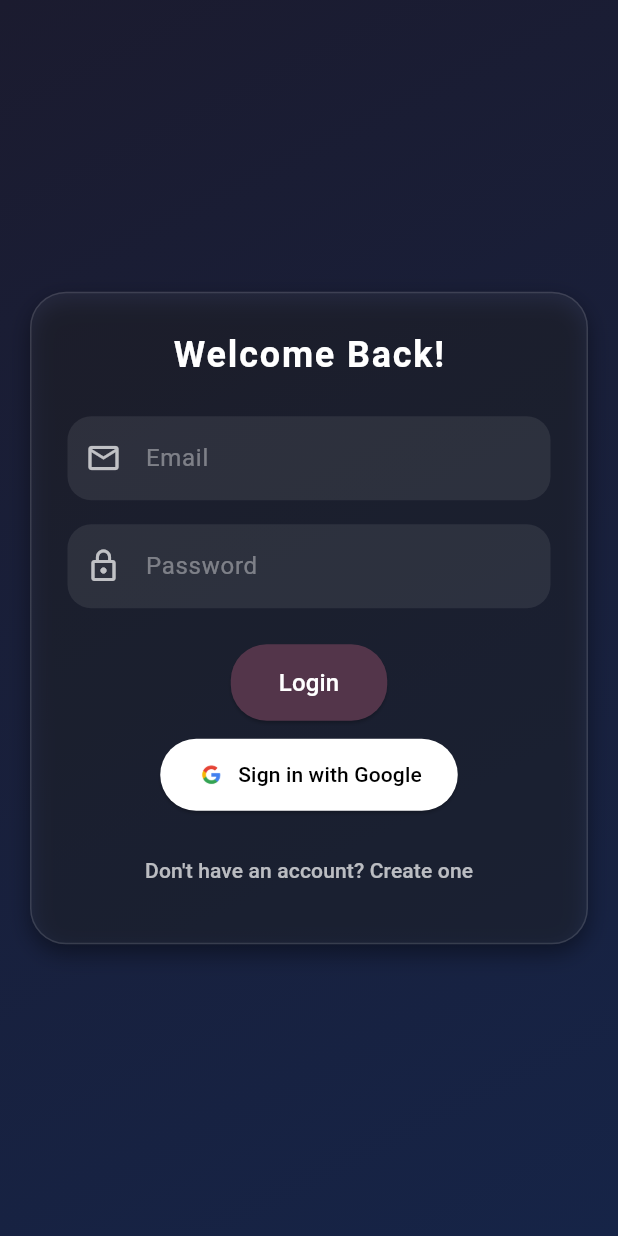
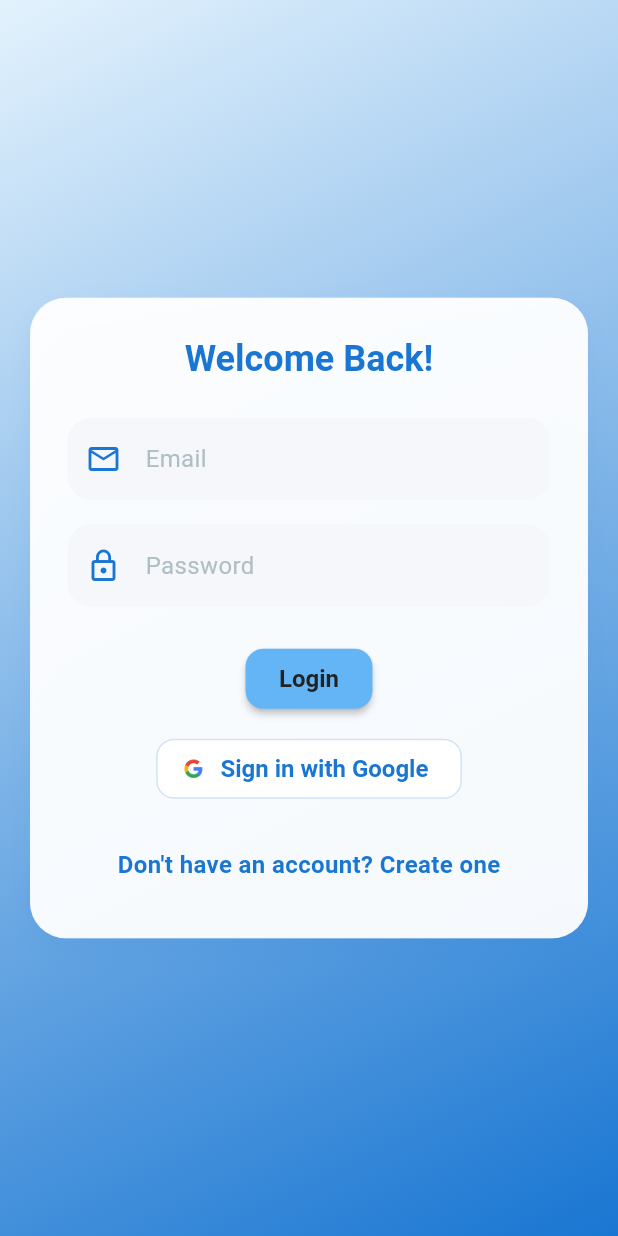
Before and after one commit to benaronow/gameparrot_frontend, a Flutter app: the screen it shows after launch, after a tap on "Sign in with Google", on a phone screen of 412 x 824 dp. Run offline on Flutter 3.47's test engine with Material 3 defaults, Android fonts, the phone set to English and light mode, and no system bars; our stand-ins replace firebase_auth, firebase_core, flutter_dotenv, google_sign_in; accounts and stored records are empty; network calls fail.

Commit message:
theme updates, reduced errors

```diff
--- a/lib/auth/auth.dart
+++ b/lib/auth/auth.dart
@@ -1,4 +1,5 @@
 import 'package:flutter/material.dart';
+import 'package:gameparrot/theme.dart';
 import 'package:gameparrot/providers/auth_provider.dart';
 import 'package:provider/provider.dart';
 
@@ -23,6 +24,7 @@ class _AuthScreenState extends State<AuthScreen> {
   @override
   Widget build(BuildContext context) {
     final authProvider = Provider.of<FirebaseAuthProvider>(context);
+    final theme = Theme.of(context);
 
     return Scaffold(
       body: Container(
@@ -30,7 +32,7 @@ class _AuthScreenState extends State<AuthScreen> {
         height: double.infinity,
         decoration: const BoxDecoration(
           gradient: LinearGradient(
-            colors: [Color(0xFF1B1B2F), Color(0xFF162447)],
+            colors: [AppColors.lightBlue, AppColors.primaryBlue],
             begin: Alignment.topLeft,
             end: Alignment.bottomRight,
           ),
@@ -42,14 +44,14 @@ class _AuthScreenState extends State<AuthScreen> {
               padding: const EdgeInsets.all(24),
               constraints: const BoxConstraints(maxWidth: 400),
               decoration: BoxDecoration(
-                color: Colors.white.withOpacity(0.05),
+                color: AppColors.white.withOpacity(0.95),
                 borderRadius: BorderRadius.circular(24),
-                border: Border.all(color: Colors.white12),
+                border: Border.all(color: AppColors.gray.withOpacity(0.5)),
                 boxShadow: [
                   BoxShadow(
-                    color: Colors.black.withOpacity(0.4),
-                    blurRadius: 12,
-                    offset: const Offset(0, 6),
+                    color: AppColors.primaryBlue.withOpacity(0.08),
+                    blurRadius: 16,
+                    offset: const Offset(0, 8),
                   ),
                 ],
               ),
@@ -58,18 +60,15 @@ class _AuthScreenState extends State<AuthScreen> {
                 children: [
                   Text(
                     isLogin ? 'Welcome Back!' : 'Create Account',
-                    style: const TextStyle(
-                      fontSize: 24,
-                      fontWeight: FontWeight.bold,
-                      color: Colors.white,
-                      letterSpacing: 1.2,
-                    ),
+                    style: theme.textTheme.headlineMedium,
                   ),
                   const SizedBox(height: 24),
                   if (authProvider.errorMessage != null) ...[
                     Text(
                       authProvider.errorMessage!,
-                      style: const TextStyle(color: Colors.redAccent),
+                      style: theme.textTheme.bodyMedium!.copyWith(
+                        color: Colors.red,
+                      ),
                     ),
                     const SizedBox(height: 12),
                   ],
@@ -87,40 +86,25 @@ class _AuthScreenState extends State<AuthScreen> {
                   ),
                   const SizedBox(height: 24),
                   authProvider.isLoading
-                      ? const CircularProgressIndicator(color: Colors.white)
+                      ? CircularProgressIndicator(
+                          color: theme.colorScheme.primary,
+                        )
                       : ElevatedButton(
-                          style: ElevatedButton.styleFrom(
-                            foregroundColor: Colors.white,
-                            backgroundColor: const Color(0xFF53354A),
-                            padding: const EdgeInsets.symmetric(
-                              horizontal: 32,
-                              vertical: 14,
-                            ),
-                            shape: RoundedRectangleBorder(
-                              borderRadius: BorderRadius.circular(24),
-                            ),
-                          ),
                           onPressed: () => authProvider.login(
                             isLogin,
                             _emailController.text.trim(),
                             _passwordController.text.trim(),
                           ),
-                          child: Text(
-                            isLogin ? 'Login' : 'Create Account',
-                            style: const TextStyle(fontSize: 16),
-                          ),
+                          child: Text(isLogin ? 'Login' : 'Create Account'),
                         ),
                   const SizedBox(height: 12),
                   ElevatedButton.icon(
                     style: ElevatedButton.styleFrom(
-                      foregroundColor: Colors.black,
-                      backgroundColor: Colors.white,
-                      padding: const EdgeInsets.symmetric(
-                        horizontal: 24,
-                        vertical: 14,
-                      ),
-                      shape: RoundedRectangleBorder(
-                        borderRadius: BorderRadius.circular(24),
+                      backgroundColor: AppColors.white,
+                      foregroundColor: AppColors.primaryBlue,
+                      elevation: 0,
+                      side: BorderSide(
+                        color: AppColors.primaryBlue.withOpacity(0.2),
                       ),
                     ),
                     onPressed: () async {
@@ -133,10 +117,7 @@ class _AuthScreenState extends State<AuthScreen> {
                         print('Login failed: $e');
                       }
                     },
-                    icon: Image.asset(
-                      'assets/google.png', // Add this asset to your project
-                      height: 20,
-                    ),
+                    icon: Image.asset('assets/google.png', height: 20),
                     label: const Text('Sign in with Google'),
                   ),
                   const SizedBox(height: 16),
@@ -149,9 +130,9 @@ class _AuthScreenState extends State<AuthScreen> {
                       isLogin
                           ? 'Don\'t have an account? Create one'
                           : 'Already have an account? Login',
-                      style: const TextStyle(
-                        color: Colors.white70,
-                        fontWeight: FontWeight.w500,
+                      style: theme.textTheme.bodyMedium!.copyWith(
+                        color: theme.colorScheme.primary,
+                        fontWeight: FontWeight.bold,
                       ),
                     ),
                   ),
@@ -170,16 +151,19 @@ class _AuthScreenState extends State<AuthScreen> {
     required IconData icon,
     bool obscure = false,
   }) {
+    final theme = Theme.of(context);
     return TextField(
       controller: controller,
       obscureText: obscure,
-      style: const TextStyle(color: Colors.white),
+      style: theme.textTheme.bodyMedium,
       decoration: InputDecoration(
-        prefixIcon: Icon(icon, color: Colors.white70),
+        prefixIcon: Icon(icon, color: theme.colorScheme.primary),
         hintText: hint,
-        hintStyle: const TextStyle(color: Colors.white38),
+        hintStyle: theme.textTheme.bodyMedium!.copyWith(
+          color: AppColors.darkGray,
+        ),
         filled: true,
-        fillColor: Colors.white.withOpacity(0.08),
+        fillColor: AppColors.gray,
         border: OutlineInputBorder(
           borderRadius: BorderRadius.circular(16),
           borderSide: BorderSide.none,
--- a/lib/home/message_input.dart
+++ b/lib/home/message_input.dart
@@ -56,7 +56,6 @@ class _MessageInputState extends State<MessageInput> {
               onChanged: (text) =>
                   setState(() => isComposing = text.trim().isNotEmpty),
               onSubmitted: (_) => _handleSubmitted(),
-              style: TextStyle(color: widget.textColor),
               decoration: InputDecoration(
                 contentPadding: const EdgeInsets.symmetric(
                   horizontal: 16,
--- a/lib/main.dart
+++ b/lib/main.dart
@@ -6,6 +6,7 @@ import 'package:gameparrot/providers/home_provider.dart';
 import 'package:gameparrot/providers/auth_provider.dart';
 import 'package:gameparrot/home/home.dart';
 import 'package:gameparrot/providers/users_provider.dart';
+import 'package:gameparrot/theme.dart';
 import 'package:web_socket_channel/web_socket_channel.dart';
 import 'package:provider/provider.dart';
 import 'package:flutter_dotenv/flutter_dotenv.dart';
@@ -69,6 +70,7 @@ class _MyAppState extends State<App> {
     final authProvider = Provider.of<FirebaseAuthProvider>(context);
 
     return MaterialApp(
+      theme: appTheme,
       home: authProvider.uid == null
           ? AuthScreen()
           : Builder(
--- a/lib/providers/auth_provider.dart
+++ b/lib/providers/auth_provider.dart
@@ -46,26 +46,38 @@ class FirebaseAuthProvider extends ChangeNotifier {
   }
 
   Future<UserCredential> googleLogin() async {
-    // Trigger the authentication flow
-    final GoogleSignInAccount? googleUser = await GoogleSignIn(
+    if (kIsWeb) {
+      // Web sign-in
+      final GoogleAuthProvider authProvider = GoogleAuthProvider();
+      final userCredential = await FirebaseAuth.instance.signInWithPopup(
+        authProvider,
+      );
+      final user = FirebaseAuth.instance.currentUser;
+      if (user != null) {
+        _uid = user.uid;
+        final idToken = await user.getIdToken();
+        await http.post(
+          Uri.parse('http://localhost:8080/register'),
+          headers: {'Content-Type': 'application/json'},
+          body: jsonEncode({'idToken': idToken}),
+        );
+        notifyListeners();
+      }
+      return userCredential;
+    } else {
+      // Mobile (iOS/Android) sign-in
+      final googleSignIn = GoogleSignIn.instance;
+      await googleSignIn.initialize(
         clientId: kIsWeb ? dotenv.env['WEB_OAUTH_CLIENT'] : null,
-    ).signIn();
-
+      );
+      final GoogleSignInAccount? googleUser = await googleSignIn.authenticate();
       if (googleUser == null) {
         throw Exception("Google Sign-In aborted");
       }
-
-    // Obtain the auth details from the request
-    final GoogleSignInAuthentication googleAuth =
-        await googleUser.authentication;
-
-    // Create a new credential
+      final googleAuth = await googleUser.authentication;
       final credential = GoogleAuthProvider.credential(
-      accessToken: googleAuth.accessToken,
         idToken: googleAuth.idToken,
       );
-
-    // Sign in to Firebase with the Google credentials
       final userCredential = await FirebaseAuth.instance.signInWithCredential(
         credential,
       );
@@ -80,8 +92,8 @@ class FirebaseAuthProvider extends ChangeNotifier {
         );
         notifyListeners();
       }
-
       return userCredential;
+    }
   }
 
   Future<void> logout() async {
--- /dev/null
+++ b/lib/theme.dart
@@ -0,0 +1,98 @@
+import 'package:flutter/material.dart';
+
+class AppColors {
+  static const Color primaryBlue = Color(0xFF1976D2);
+  static const Color accentBlue = Color(0xFF64B5F6);
+  static const Color lightBlue = Color(0xFFE3F2FD);
+  static const Color white = Colors.white;
+  static const Color gray = Color(0xFFF5F7FA);
+  static const Color darkGray = Color(0xFFB0BEC5);
+  static const Color bubbleMe = primaryBlue;
+  static const Color bubbleOther = lightBlue;
+  static const Color background = white;
+  static const Color textPrimary = Color(0xFF222222);
+  static const Color textOnPrimary = white;
+  static const Color textOnBubbleOther = Color(0xFF222222);
+}
+
+final ThemeData appTheme = ThemeData(
+  colorScheme: ColorScheme.fromSeed(
+    seedColor: AppColors.primaryBlue,
+    brightness: Brightness.light,
+    primary: AppColors.primaryBlue,
+    secondary: AppColors.accentBlue,
+    background: AppColors.background,
+    surface: AppColors.gray,
+    onPrimary: AppColors.textOnPrimary,
+    onSecondary: AppColors.textPrimary,
+    onBackground: AppColors.textPrimary,
+    onSurface: AppColors.textPrimary,
+  ),
+  scaffoldBackgroundColor: AppColors.background,
+  appBarTheme: const AppBarTheme(
+    backgroundColor: AppColors.primaryBlue,
+    foregroundColor: AppColors.textOnPrimary,
+    elevation: 2,
+    titleTextStyle: TextStyle(
+      fontSize: 22,
+      fontWeight: FontWeight.bold,
+      color: AppColors.textOnPrimary,
+    ),
+  ),
+  textTheme: const TextTheme(
+    headlineLarge: TextStyle(
+      fontSize: 32,
+      fontWeight: FontWeight.bold,
+      color: AppColors.primaryBlue,
+    ),
+    headlineMedium: TextStyle(
+      fontSize: 24,
+      fontWeight: FontWeight.bold,
+      color: AppColors.primaryBlue,
+    ),
+    bodyLarge: TextStyle(fontSize: 18, color: AppColors.textPrimary),
+    bodyMedium: TextStyle(fontSize: 16, color: AppColors.textPrimary),
+    labelLarge: TextStyle(
+      fontSize: 16,
+      fontWeight: FontWeight.w600,
+      color: AppColors.primaryBlue,
+    ),
+  ),
+  elevatedButtonTheme: ElevatedButtonThemeData(
+    style: ElevatedButton.styleFrom(
+      backgroundColor: AppColors.accentBlue,
+      foregroundColor: AppColors.textPrimary,
+      textStyle: const TextStyle(fontWeight: FontWeight.bold, fontSize: 16),
+      shape: const RoundedRectangleBorder(
+        borderRadius: BorderRadius.all(Radius.circular(12)),
+      ),
+      elevation: 2,
+    ),
+  ),
+  inputDecorationTheme: const InputDecorationTheme(
+    filled: true,
+    fillColor: AppColors.gray,
+    border: OutlineInputBorder(
+      borderRadius: BorderRadius.all(Radius.circular(12)),
+    ),
+    focusedBorder: OutlineInputBorder(
+      borderSide: BorderSide(color: AppColors.primaryBlue, width: 2),
+      borderRadius: BorderRadius.all(Radius.circular(12)),
+    ),
+    labelStyle: TextStyle(color: AppColors.primaryBlue),
+  ),
+  cardTheme: const CardThemeData(
+    color: AppColors.white,
+    elevation: 3,
+    margin: EdgeInsets.symmetric(vertical: 8, horizontal: 12),
+    shape: RoundedRectangleBorder(
+      borderRadius: BorderRadius.all(Radius.circular(16)),
+    ),
+  ),
+  floatingActionButtonTheme: const FloatingActionButtonThemeData(
+    backgroundColor: AppColors.accentBlue,
+    foregroundColor: AppColors.textPrimary,
+    elevation: 3,
+  ),
+  iconTheme: const IconThemeData(color: AppColors.primaryBlue, size: 28),
+);
--- a/pubspec.yaml
+++ b/pubspec.yaml
@@ -36,7 +36,7 @@ dependencies:
   firebase_core: ^3.13.1
   firebase_auth: ^5.5.4
   provider: ^6.1.5
-  google_sign_in: ^6.3.0
+  google_sign_in: ^7.1.0
   flutter_dotenv: ^5.1.0
 
   # The following adds the Cupertino Icons font to your application.
```
Also changed, not shown: lib/home/account_dialog.dart (+3 -22 lines), lib/home/home.dart (+8 -9 lines), lib/home/messages.dart (+29 -86 lines), lib/home/user_list.dart (+22 -15 lines), 2 other files. Lines whose indentation alone changed are shown as unchanged.
